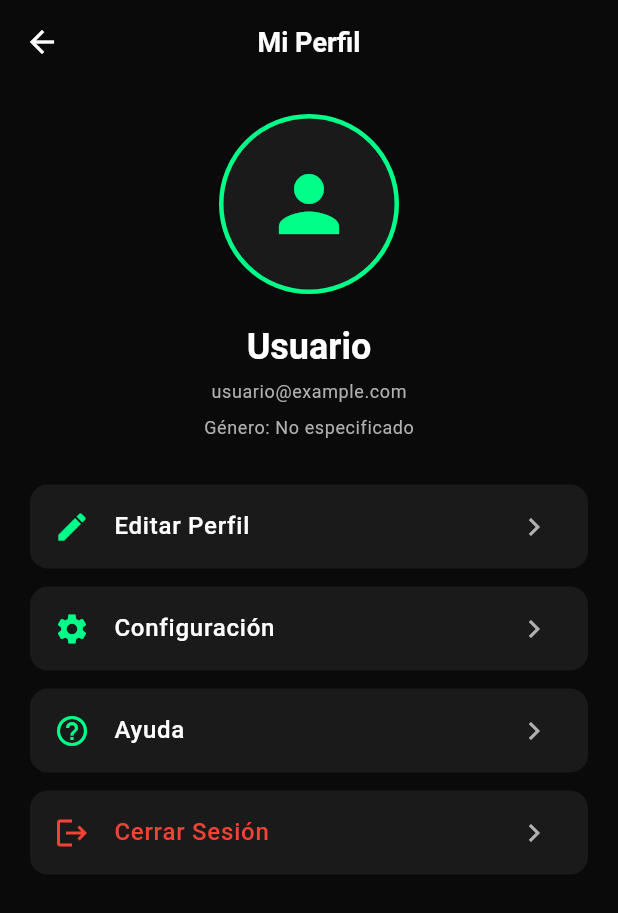
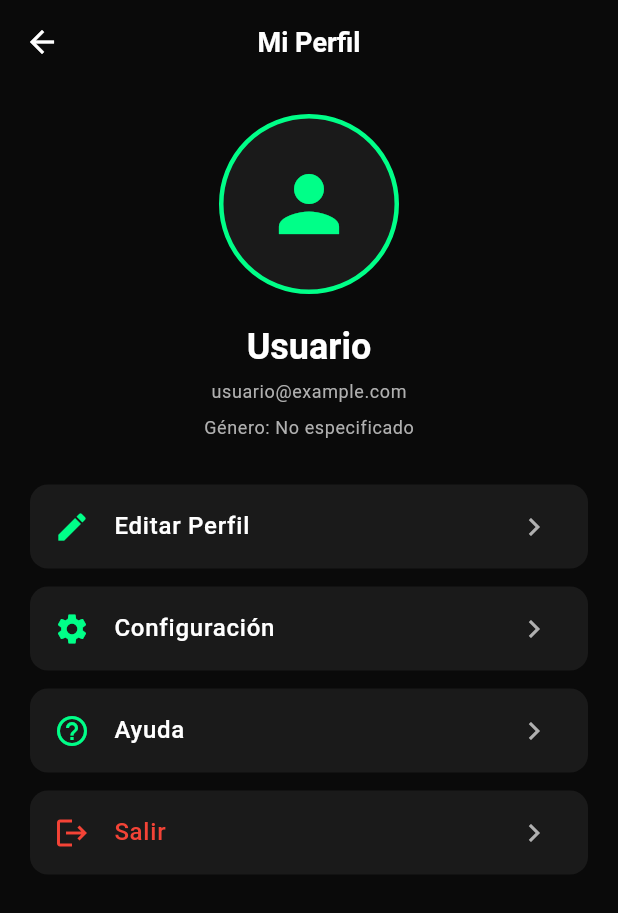
Before and after one commit to RdzJJ/MyRuta, a Flutter app: the PantallaPerfil screen opened directly, on a phone screen of 412 x 824 dp. Shown: the top 913 px of the screen. Run offline on Flutter 3.47's test engine with Material 3 defaults, Android fonts, the phone set to English and light mode, and no system bars; our stand-ins replace google_maps_flutter.

Commit message:
configuracion boton salir

```diff
--- a/mobile/lib/screens/cliente/pantalla_perfil.dart
+++ b/mobile/lib/screens/cliente/pantalla_perfil.dart
@@ -1,6 +1,7 @@
 import 'package:flutter/material.dart';
 import 'package:url_launcher/url_launcher.dart';
 import '../../config/theme.dart';
+import '../../services/auth_service.dart';
 
 class PantallaPerfil extends StatefulWidget {
   const PantallaPerfil({Key? key}) : super(key: key);
@@ -102,7 +103,7 @@ class _PantallaPerfilState extends State<PantallaPerfil> {
             ),
             _buildProfileOption(
               icon: Icons.logout,
-              title: 'Cerrar Sesión',
+              title: 'Salir',
               onTap: _cerrarSesion,
               isDangerous: true,
             ),
@@ -500,11 +501,11 @@ class _PantallaPerfilState extends State<PantallaPerfil> {
       builder: (context) => AlertDialog(
         backgroundColor: AppColors.surface,
         title: const Text(
-          'Cerrar Sesión',
+          'Salir',
           style: TextStyle(color: AppColors.textPrimary),
         ),
         content: const Text(
-          '¿Estás seguro de que deseas cerrar sesión?',
+          '¿Estás seguro de que deseas salir de tu cuenta?',
           style: TextStyle(color: AppColors.textSecondary),
         ),
         actions: [
@@ -520,17 +521,24 @@ class _PantallaPerfilState extends State<PantallaPerfil> {
               backgroundColor: Colors.red,
               foregroundColor: Colors.white,
             ),
-            onPressed: () {
+            onPressed: () async {
               Navigator.pop(context);
-              Navigator.of(context).pushNamedAndRemoveUntil(
-                '/login',
-                (Route<dynamic> route) => false,
-              );
+              await _salir();
             },
-            child: const Text('Cerrar Sesión'),
+            child: const Text('Salir'),
           ),
         ],
       ),
+    );
+  }
+
+  Future<void> _salir() async {
+    await AuthService().cerrarSesion();
+
+    // Navegar a la pantalla de login/selección de rol y limpiar stack
+    Navigator.of(context).pushNamedAndRemoveUntil(
+      '/login',
+      (Route<dynamic> route) => false,
     );
   }
 
```
Also changed, not shown: mobile/lib/main.dart (+8 -5 lines).
